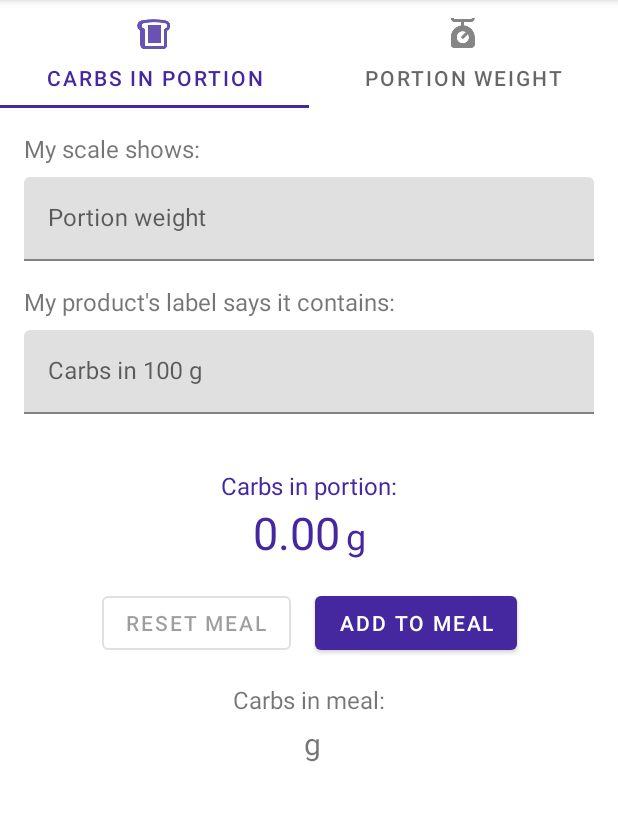
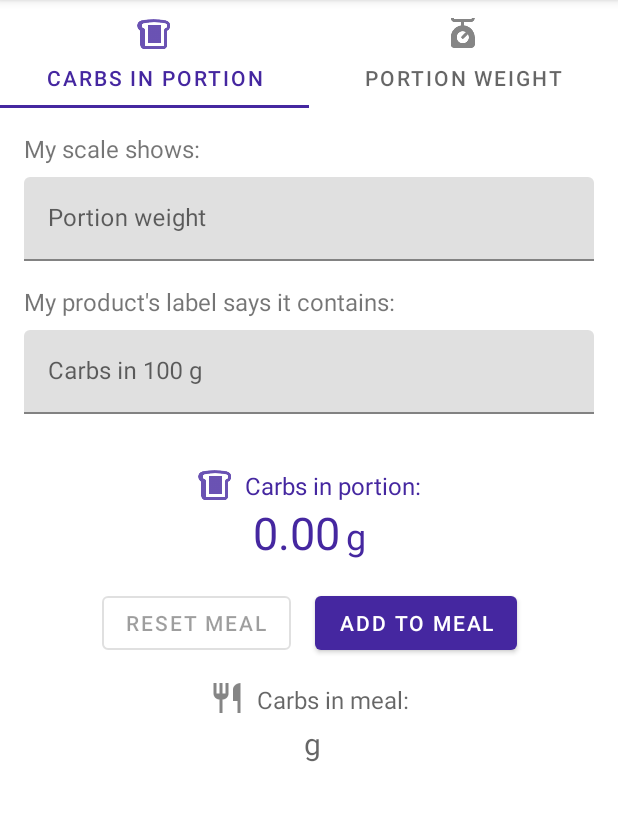
Before and after one commit to fbogulak/carbs-calc, an Android app: the screen it shows after launch (MainActivity), on a phone screen of 412 x 824 dp, the part 84-905 px from its top. Run offline under Robolectric (Android 15) with nearby library versions, the phone set to English and light mode, and no system bars; our stand-ins replace data binding, navigation-ui; 2 statements that could not run were skipped.

Commit message:
feat: Add icons for better UX

```diff
--- a/app/src/main/res/layout-land/fragment_portion_carbs.xml
+++ b/app/src/main/res/layout-land/fragment_portion_carbs.xml
@@ -72,11 +72,12 @@
                 style="@style/text_normal"
                 android:layout_width="wrap_content"
                 android:layout_height="wrap_content"
-                android:layout_marginTop="16dp"
+                android:layout_marginTop="8dp"
                 android:layout_marginEnd="16dp"
                 android:text="@string/carbs_in_meal_label"
+                android:textColor="@color/material_on_background_emphasis_medium"
                 app:layout_constraintEnd_toEndOf="parent"
-                app:layout_constraintTop_toBottomOf="@+id/carbs_in_100g_text_field" />
+                app:layout_constraintTop_toBottomOf="@+id/meal_icon" />
 
             <TextView
                 android:id="@+id/carbs_in_meal_text"
@@ -85,6 +86,7 @@
                 android:layout_marginEnd="4dp"
                 android:layout_marginBottom="16dp"
                 android:text="@{viewModel.carbsInMealString}"
+                android:textColor="@color/material_on_background_emphasis_medium"
                 android:textSize="24sp"
                 app:layout_constraintBottom_toBottomOf="parent"
                 app:layout_constraintEnd_toStartOf="@+id/unit_label_meal"
@@ -98,6 +100,7 @@
                 android:layout_width="wrap_content"
                 android:layout_height="wrap_content"
                 android:text="@string/g"
+                android:textColor="@color/material_on_background_emphasis_medium"
                 android:textSize="20sp"
                 app:layout_constraintBaseline_toBaselineOf="@+id/carbs_in_meal_text"
                 app:layout_constraintEnd_toEndOf="@+id/carbs_in_meal_label"
@@ -194,6 +197,30 @@
                 app:layout_constraintStart_toEndOf="@+id/carbs_in_100g_text_field"
                 app:layout_constraintTop_toTopOf="@+id/carbs_in_100g_text_field" />
 
+            <ImageView
+                android:id="@+id/bread_icon"
+                android:layout_width="wrap_content"
+                android:layout_height="wrap_content"
+                android:layout_marginBottom="8dp"
+                android:contentDescription="@string/slice_of_bread_icon"
+                app:layout_constraintBottom_toTopOf="@+id/carbs_in_portion_label"
+                app:layout_constraintEnd_toEndOf="@+id/carbs_in_portion_label"
+                app:layout_constraintStart_toStartOf="@+id/carbs_in_portion_label"
+                app:srcCompat="@drawable/ic_bread"
+                app:tint="?attr/colorPrimary" />
+
+            <ImageView
+                android:id="@+id/meal_icon"
+                android:layout_width="wrap_content"
+                android:layout_height="wrap_content"
+                android:layout_marginTop="16dp"
+                android:contentDescription="@string/fork_and_knife_icon"
+                app:layout_constraintEnd_toEndOf="@+id/carbs_in_meal_label"
+                app:layout_constraintStart_toStartOf="@+id/carbs_in_meal_label"
+                app:layout_constraintTop_toBottomOf="@+id/carbs_in_portion_text"
+                app:srcCompat="@drawable/ic_restaurant"
+                app:tint="@color/material_on_background_emphasis_medium" />
+
         </androidx.constraintlayout.widget.ConstraintLayout>
     </ScrollView>
 </layout>
--- a/app/src/main/res/layout/fragment_portion_carbs.xml
+++ b/app/src/main/res/layout/fragment_portion_carbs.xml
@@ -24,12 +24,13 @@
                 style="@style/text_normal"
                 android:layout_width="wrap_content"
                 android:layout_height="wrap_content"
-                android:layout_marginStart="16dp"
                 android:layout_marginTop="16dp"
                 android:layout_marginEnd="16dp"
                 android:text="@string/carbs_in_meal_label"
+                android:textColor="@color/material_on_background_emphasis_medium"
                 app:layout_constraintEnd_toEndOf="parent"
-                app:layout_constraintStart_toStartOf="parent"
+                app:layout_constraintHorizontal_bias="0.5"
+                app:layout_constraintStart_toEndOf="@+id/meal_icon"
                 app:layout_constraintTop_toBottomOf="@+id/add_to_meal_button" />
 
             <TextView
@@ -40,6 +41,7 @@
                 android:layout_marginEnd="4dp"
                 android:layout_marginBottom="16dp"
                 android:text="@{viewModel.carbsInMealString}"
+                android:textColor="@color/material_on_background_emphasis_medium"
                 android:textSize="24sp"
                 app:layout_constraintBottom_toBottomOf="parent"
                 app:layout_constraintEnd_toStartOf="@+id/unit_label_meal"
@@ -55,6 +57,7 @@
                 android:layout_height="wrap_content"
                 android:layout_marginEnd="16dp"
                 android:text="@string/g"
+                android:textColor="@color/material_on_background_emphasis_medium"
                 android:textSize="20sp"
                 app:layout_constraintBaseline_toBaselineOf="@+id/carbs_in_meal_text"
                 app:layout_constraintEnd_toEndOf="parent"
@@ -144,13 +147,13 @@
                 style="@style/text_normal"
                 android:layout_width="wrap_content"
                 android:layout_height="wrap_content"
-                android:layout_marginStart="16dp"
                 android:layout_marginTop="16dp"
                 android:layout_marginEnd="16dp"
                 android:text="@string/carbs_in_portion_label"
                 android:textColor="?attr/colorPrimary"
                 app:layout_constraintEnd_toEndOf="parent"
-                app:layout_constraintStart_toStartOf="parent"
+                app:layout_constraintHorizontal_bias="0.5"
+                app:layout_constraintStart_toEndOf="@+id/bread_icon"
                 app:layout_constraintTop_toBottomOf="@+id/carbs_in_100g_text_field" />
 
             <Button
@@ -206,6 +209,36 @@
                 app:layout_constraintEnd_toEndOf="parent"
                 app:layout_constraintStart_toStartOf="parent"
                 app:layout_constraintTop_toBottomOf="@+id/portion_weight_text_field" />
+
+            <ImageView
+                android:id="@+id/bread_icon"
+                android:layout_width="wrap_content"
+                android:layout_height="wrap_content"
+                android:layout_marginStart="16dp"
+                android:layout_marginEnd="8dp"
+                android:contentDescription="@string/slice_of_bread_icon"
+                app:layout_constraintBottom_toBottomOf="@+id/carbs_in_portion_label"
+                app:layout_constraintEnd_toStartOf="@+id/carbs_in_portion_label"
+                app:layout_constraintHorizontal_bias="0.5"
+                app:layout_constraintHorizontal_chainStyle="packed"
+                app:layout_constraintStart_toStartOf="parent"
+                app:srcCompat="@drawable/ic_bread"
+                app:tint="?attr/colorPrimary" />
+
+            <ImageView
+                android:id="@+id/meal_icon"
+                android:layout_width="wrap_content"
+                android:layout_height="wrap_content"
+                android:layout_marginStart="16dp"
+                android:layout_marginEnd="8dp"
+                android:contentDescription="@string/fork_and_knife_icon"
+                app:layout_constraintBottom_toBottomOf="@+id/carbs_in_meal_label"
+                app:layout_constraintEnd_toStartOf="@+id/carbs_in_meal_label"
+                app:layout_constraintHorizontal_bias="0.5"
+                app:layout_constraintHorizontal_chainStyle="packed"
+                app:layout_constraintStart_toStartOf="parent"
+                app:srcCompat="@drawable/ic_restaurant"
+                app:tint="@color/material_on_background_emphasis_medium" />
         </androidx.constraintlayout.widget.ConstraintLayout>
     </ScrollView>
 </layout>
--- a/app/src/main/res/values/strings.xml
+++ b/app/src/main/res/values/strings.xml
@@ -36,4 +36,7 @@
     <string name="portion_weight_description">My scale shows:</string>
     <string name="portion_carbs_description">I want to eat:</string>
     <string name="carbs_in_100g_description">My product\'s label says it contains:</string>
+    <string name="slice_of_bread_icon">Slice of bread icon</string>
+    <string name="kitchen_scale_icon">Kitchen scale icon</string>
+    <string name="fork_and_knife_icon">Fork and knife icon</string>
 </resources>
```
Also changed, not shown: app/src/main/res/layout-land/fragment_portion_weight.xml (+12 -0 lines), app/src/main/res/layout/fragment_portion_weight.xml (+17 -2 lines), app/src/main/res/drawable-hdpi/ic_restaurant.png (added), app/src/main/res/drawable-mdpi/ic_restaurant.png (added), app/src/main/res/drawable-xhdpi/ic_restaurant.png (added), app/src/main/res/drawable-xxhdpi/ic_restaurant.png (added), app/src/main/res/drawable-xxxhdpi/ic_restaurant.png (added), 1 other file.
